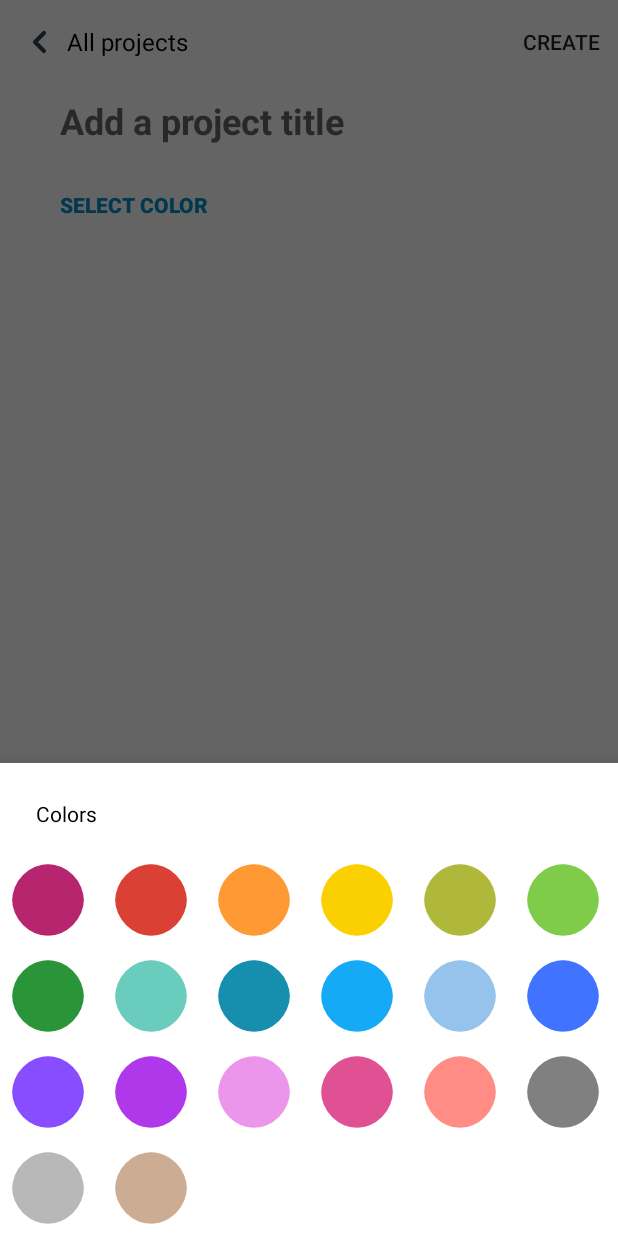
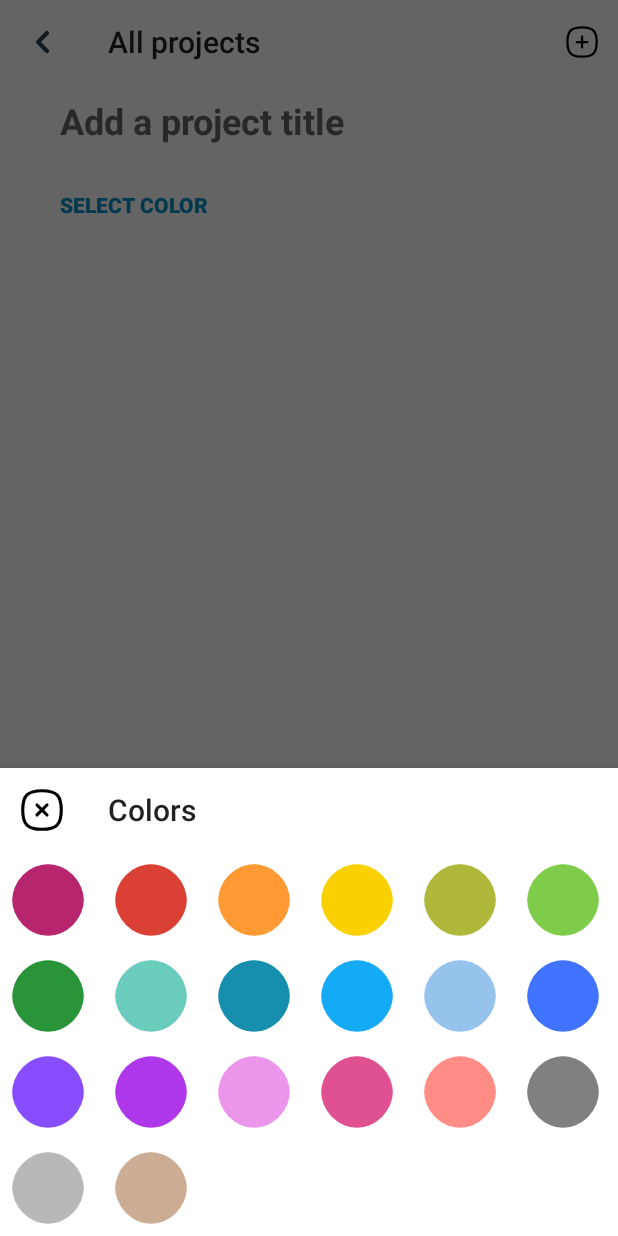
Before and after one commit to emikoo/NotesKotlinProject, an Android app: the fragment ColorBottomSheetDialogFragment placed in its activity, on a phone screen of 412 x 824 dp. Run offline under Robolectric (Android 15) with nearby library versions, the phone set to English and light mode, and no system bars.

Commit message:
color bottom sheet

```diff
--- /dev/null
+++ b/app/src/main/java/com/example/notesapp/data/model/PrimaryColor.kt
@@ -0,0 +1,7 @@
+package com.example.notesapp.data.model
+
+data class PrimaryColor(
+    val colorName: String,
+    val hexNumber: String? = null,
+    val id: Int
+)
--- a/app/src/main/java/com/example/notesapp/helper/ColorType.kt
+++ b/app/src/main/java/com/example/notesapp/helper/ColorType.kt
@@ -1,53 +1,77 @@
 package com.example.notesapp.helper
 
 import android.graphics.Color
+import com.example.notesapp.data.model.PrimaryColor
+
+enum class Colors(val colorName: String, val hex: String, val id: Int){
+    BERRY_RED("Я - Ягодка!", "#b8256f", 30),
+    RED("Я - Красненький!", "#db4035", 31),
+    ORANGE("Я - Апельсинчик!","#ff9933", 32),
+    YELLOW("Я - Цыпленок!","#fad000", 33),
+    OLIVE_GREEN("Я - Оливочка!","#afb83b", 34),
+    LIME_GREEN("Я - Просто Лайм","#7ecc49", 35),
+    GREEN("Я - Зеленый!","#299438", 36),
+    MINT_GREEN("Я - Ментос!","#6accbc", 37),
+    TEAL("Я - Бирюзовый!","#158fad", 38),
+    SKY_BLUE("Я - Небесный Голубой!","#14aaf5", 39),
+    LIGHT_BLUE("Я хоть и голубой, но светый","#96c3eb", 40),
+    BLUE("Я - Голубой!","#4073ff", 41),
+    GRAPE("Я - Виноградный!","#884dff", 42),
+    VIOLET("Я - Фиолетовый!","#af38eb", 43),
+    LAVENDER("Я - Нежная Лаванада :)","#eb96eb", 44),
+    MAGENTA("Я - Пурпурный :(","#e05194", 45),
+    SALMON("Я - Семга..","#ff8d85", 46),
+    CHARCOAL("Я - Древесный УГОЛЬ","#808080", 47),
+    GREY("Я - Серый.","#b8b8b8", 48),
+    TAUPE("Я - АфроСерый","#ccac93", 49),
+}
 
 object ColorType {
-    val berryRed = "#b8256f"
-    var red = "#db4035"
-    var orange = "#ff9933"
-    var yellow = "#fad000"
-    var oliveGreen = "#afb83b"
-    var limeGreen = "#7ecc49"
-    var green = "#299438"
-    var mintGreen = "#6accbc"
-    var teal = "#158fad"
-    var skyBlue = "#14aaf5"
-    var lightBlue = "#96c3eb"
-    var blue = "#4073ff"
-    var grape = "#884dff"
-    var violet = "#af38eb"
-    var lavender = "#eb96eb"
-    var magenta = "#e05194"
-    var salmon = "#ff8d85"
-    var charcoal = "#808080"
-    var grey = "#b8b8b8"
-    var taupe = "#ccac93"
+    val colors = mutableListOf<PrimaryColor>().apply {
+        add(PrimaryColor(Colors.BERRY_RED.colorName, Colors.BERRY_RED.hex, Colors.BERRY_RED.id))
+        add(PrimaryColor(Colors.RED.colorName,Colors.RED.hex, Colors.RED.id))
+        add(PrimaryColor(Colors.ORANGE.colorName,Colors.ORANGE.hex, Colors.ORANGE.id))
+        add(PrimaryColor(Colors.YELLOW.colorName,Colors.YELLOW.hex, Colors.YELLOW.id))
+        add(PrimaryColor(Colors.OLIVE_GREEN.colorName,Colors.OLIVE_GREEN.hex, Colors.OLIVE_GREEN.id))
+        add(PrimaryColor(Colors.LIME_GREEN.colorName,Colors.LIME_GREEN.hex, Colors.LIME_GREEN.id))
+        add(PrimaryColor(Colors.GREEN.colorName,Colors.GREEN.hex, Colors.GREEN.id))
+        add(PrimaryColor(Colors.MINT_GREEN.colorName,Colors.MINT_GREEN.hex, Colors.MINT_GREEN.id))
+        add(PrimaryColor(Colors.TEAL.colorName,Colors.TEAL.hex, Colors.TEAL.id))
+        add(PrimaryColor(Colors.SKY_BLUE.colorName,Colors.SKY_BLUE.hex, Colors.SKY_BLUE.id))
+        add(PrimaryColor(Colors.LIGHT_BLUE.colorName,Colors.LIGHT_BLUE.hex, Colors.LIGHT_BLUE.id))
+        add(PrimaryColor(Colors.BLUE.colorName,Colors.BLUE.hex, Colors.BLUE.id))
+        add(PrimaryColor(Colors.GRAPE.colorName,Colors.GRAPE.hex, Colors.GRAPE.id))
+        add(PrimaryColor(Colors.VIOLET.colorName,Colors.VIOLET.hex, Colors.VIOLET.id))
+        add(PrimaryColor(Colors.LAVENDER.colorName,Colors.LAVENDER.hex, Colors.LAVENDER.id))
+        add(PrimaryColor(Colors.MAGENTA.colorName,Colors.MAGENTA.hex, Colors.MAGENTA.id))
+        add(PrimaryColor(Colors.SALMON.colorName,Colors.SALMON.hex, Colors.SALMON.id))
+        add(PrimaryColor(Colors.CHARCOAL.colorName,Colors.CHARCOAL.hex, Colors.CHARCOAL.id))
+        add(PrimaryColor(Colors.GREY.colorName,Colors.GREY.hex, Colors.GREY.id))
+        add(PrimaryColor(Colors.TAUPE.colorName,Colors.TAUPE.hex, Colors.TAUPE.id))
+    }
 
-    //Добавить все существующие цвета
     fun getProjectColorType(colorId: Int?): Int {
-        val color =  when (colorId) {
-            30 -> berryRed //berry_red -> berryRed
-            31 -> red
-            32 -> orange
-            33 -> yellow
-            34 -> oliveGreen
-            35 -> limeGreen
-            36 -> green
-            37 -> mintGreen
-            38 -> teal
-            39 -> skyBlue
-            40 -> lightBlue
-            41 -> blue
-            42 -> grape
-            43 -> violet
-            44 -> lavender
-            45 -> magenta
-            46 -> salmon
-            47 -> charcoal
-            48 -> grey
-            49 -> taupe
-
+        val color = when (colorId) {
+            Colors.BERRY_RED.id -> Colors.BERRY_RED.hex
+            Colors.RED.id -> Colors.RED.hex
+            Colors.ORANGE.id -> Colors.ORANGE.hex
+            Colors.YELLOW.id -> Colors.YELLOW.hex
+            Colors.OLIVE_GREEN.id -> Colors.OLIVE_GREEN.hex
+            Colors.LIME_GREEN.id -> Colors.LIME_GREEN.hex
+            Colors.GREEN.id -> Colors.GREEN.hex
+            Colors.MINT_GREEN.id -> Colors.MINT_GREEN.hex
+            Colors.TEAL.id -> Colors.TEAL.hex
+            Colors.SKY_BLUE.id -> Colors.SKY_BLUE.hex
+            Colors.LIGHT_BLUE.id -> Colors.LIGHT_BLUE.hex
+            Colors.BLUE.id -> Colors.BLUE.hex
+            Colors.GRAPE.id -> Colors.GRAPE.hex
+            Colors.VIOLET.id -> Colors.VIOLET.hex
+            Colors.LAVENDER.id -> Colors.LAVENDER.hex
+            Colors.MAGENTA.id -> Colors.MAGENTA.hex
+            Colors.SALMON.id -> Colors.SALMON.hex
+            Colors.CHARCOAL.id -> Colors.CHARCOAL.hex
+            Colors.GREY.id -> Colors.GREY.hex
+            Colors.TAUPE.id -> Colors.TAUPE.hex
             else -> "#000"
         }
         return Color.parseColor(color)
--- /dev/null
+++ b/app/src/main/java/com/example/notesapp/helper/UIHelper.kt
@@ -0,0 +1,11 @@
+package com.example.notesapp.helper
+
+import android.content.Context
+import android.widget.Toast
+
+var toast: Toast? = null
+fun showToast(context: Context, message: String){
+    if (toast != null) toast?.cancel()
+    toast = Toast.makeText(context, message, Toast.LENGTH_LONG)
+    toast?.show()
+}
--- a/app/src/main/java/com/example/notesapp/ui/create/CreateProjectActivity.kt
+++ b/app/src/main/java/com/example/notesapp/ui/create/CreateProjectActivity.kt
@@ -4,17 +4,38 @@ import androidx.appcompat.app.AppCompatActivity
 import android.os.Bundle
 import android.view.Menu
 import android.view.MenuItem
+import android.view.View
 import com.example.notesapp.R
+import com.example.notesapp.data.model.PrimaryColor
+import com.example.notesapp.extentions.setCornerRadius
+import com.example.notesapp.helper.ColorType
 import com.example.notesapp.ui.base.BaseActivity
+import com.example.notesapp.ui.create.color_sheet.ClickListener
 import com.example.notesapp.ui.create.color_sheet.ColorBottomSheetDialogFragment
 import com.google.android.material.bottomsheet.BottomSheetDialogFragment
 import kotlinx.android.synthetic.main.activity_create_project.*
 import kotlinx.android.synthetic.main.activity_project.*
+import kotlinx.android.synthetic.main.item_color.view.*
 
 class CreateProjectActivity : BaseActivity<CreateProjectViewModel>
-    (R.layout.activity_create_project, CreateProjectViewModel::class.java) {
+    (R.layout.activity_create_project, CreateProjectViewModel::class.java), ClickListener {
+
+    override fun onCreateOptionsMenu(menu: Menu?): Boolean {
+        menuInflater.inflate(R.menu.toolbar_create_project, menu)
+        return true
+    }
+
     override fun setupViews() {
+        setupToolbar()
         setupListeners()
+    }
+
+    private fun setupToolbar() {
+        setSupportActionBar(toolbar_add_project)
+        supportActionBar?.title = resources.getString(R.string.all_projects)
+        supportActionBar?.setHomeButtonEnabled(true)
+        supportActionBar?.setDisplayHomeAsUpEnabled(true)
+        toolbar_add_project.setNavigationOnClickListener { onBackPressed() }
     }
 
     private fun setupListeners() {
@@ -38,4 +59,8 @@ class CreateProjectActivity : BaseActivity<CreateProjectViewModel>
 
     }
 
+    override fun onItemClick(item: PrimaryColor) {
+
+    }
+
 }
--- a/app/src/main/java/com/example/notesapp/ui/create/color_sheet/ColorBottomSheetAdapter.kt
+++ b/app/src/main/java/com/example/notesapp/ui/create/color_sheet/ColorBottomSheetAdapter.kt
@@ -5,6 +5,7 @@ import android.view.LayoutInflater
 import android.view.View
 import android.view.ViewGroup
 import com.example.notesapp.R
+import com.example.notesapp.data.model.PrimaryColor
 import com.example.notesapp.data.model.Project
 import com.example.notesapp.extentions.setCornerRadius
 import com.example.notesapp.helper.ColorType
@@ -13,9 +14,9 @@ import com.example.notesapp.ui.base.BaseViewHolder
 import kotlinx.android.synthetic.main.item_color.view.*
 import kotlinx.android.synthetic.main.item_projects.view.*
 
-class ColorBottomSheetAdapter: BaseAdapter() {
+class ColorBottomSheetAdapter(private val listener: ClickListener): BaseAdapter() {
 
-    val colorArray = listOf<Int>(30, 31, 32, 33, 34, 35, 36, 37, 38, 39, 40, 41, 42, 43, 44, 45, 46, 47, 48, 49)
+    var colorArray = mutableListOf<PrimaryColor>()
 
     override fun onCreateViewHolder(parent: ViewGroup, viewType: Int): BaseViewHolder {
         return ColorBottomSheetViewHolder(
@@ -34,13 +35,22 @@ class ColorBottomSheetAdapter: BaseAdapter() {
     private fun setupColorBottomSheetViewHolder(holder: ColorBottomSheetViewHolder, position: Int){
         val color = colorArray[position]
         holder.bind(color)
+        holder.itemView.setOnClickListener {
+            listener.onItemClick(color)
+        }
+    }
+
+    fun addItems(items: MutableList<PrimaryColor>){
+        colorArray = items
+        notifyDataSetChanged()
     }
 }
 
 class ColorBottomSheetViewHolder(itemView: View): BaseViewHolder(itemView){
-    fun bind(item: Int) {
+    fun bind(item: PrimaryColor) {
         val radius = itemView.context.resources.getDimension(R.dimen.dp_25)
-        itemView.view_color.setBackgroundColor(ColorType.getProjectColorType(item))
+
+        itemView.view_color.setBackgroundColor(ColorType.getProjectColorType(item.id))
 
         itemView.view_color.setCornerRadius(
             topLeft = radius,
@@ -52,5 +62,5 @@ class ColorBottomSheetViewHolder(itemView: View): BaseViewHolder(itemView){
 }
 
 interface ClickListener {
-    fun onItemClick(item: Int)
+    fun onItemClick(item: PrimaryColor)
 }
--- a/app/src/main/java/com/example/notesapp/ui/create/color_sheet/ColorBottomSheetDialogFragment.kt
+++ b/app/src/main/java/com/example/notesapp/ui/create/color_sheet/ColorBottomSheetDialogFragment.kt
@@ -5,13 +5,20 @@ import android.os.Bundle
 import android.view.LayoutInflater
 import android.view.View
 import android.view.ViewGroup
+import android.widget.Toast
 import androidx.recyclerview.widget.GridLayoutManager
 import androidx.recyclerview.widget.LinearLayoutManager
 import com.example.notesapp.R
+import com.example.notesapp.data.model.PrimaryColor
+import com.example.notesapp.extentions.setCornerRadius
+import com.example.notesapp.helper.ColorType
+import com.example.notesapp.helper.ColorType.colors
+import com.example.notesapp.helper.showToast
 import com.google.android.material.bottomsheet.BottomSheetDialogFragment
+import kotlinx.android.synthetic.main.activity_create_project.*
 import kotlinx.android.synthetic.main.layout_color_bottom_sheet.*
 
-class ColorBottomSheetDialogFragment: BottomSheetDialogFragment() {
+class ColorBottomSheetDialogFragment: BottomSheetDialogFragment(), ClickListener {
 
     companion object {
         const val COLOR_BOTTOM_SHEET = "CustomBottomSheetDialogFragment"
@@ -29,12 +36,28 @@ class ColorBottomSheetDialogFragment: BottomSheetDialogFragment() {
 
     override fun onActivityCreated(savedInstanceState: Bundle?) {
         super.onActivityCreated(savedInstanceState)
+        setupViews()
+    }
+
+    private fun setupViews() {
+        setupToolbar()
         setupRecyclerView()
     }
 
+    private fun setupToolbar() {
+        toolbar_color.setNavigationOnClickListener { this.dismiss() }
+    }
+
     private fun setupRecyclerView() {
-        adapter = ColorBottomSheetAdapter()
+        adapter = ColorBottomSheetAdapter(this)
         list_color.layoutManager = GridLayoutManager(requireContext(), 6)
         list_color.adapter = adapter
+
+        adapter.addItems(colors)
+    }
+
+    override fun onItemClick(item: PrimaryColor) {
+        showToast(requireContext(), item.colorName)
+        this.dismiss()
     }
 }
--- a/app/src/main/java/com/example/notesapp/ui/projects/ProjectsAdapter.kt
+++ b/app/src/main/java/com/example/notesapp/ui/projects/ProjectsAdapter.kt
@@ -5,6 +5,7 @@ import android.view.View
 import android.view.ViewGroup
 import androidx.recyclerview.widget.RecyclerView
 import com.example.notesapp.R
+import com.example.notesapp.data.model.PrimaryColor
 import com.example.notesapp.data.model.Project
 import com.example.notesapp.helper.ColorType
 import com.example.notesapp.ui.base.BaseAdapter
--- a/app/src/main/res/drawable/ic_btn_edit.xml
+++ b/app/src/main/res/drawable/ic_btn_edit.xml
@@ -1,15 +1,28 @@
 <vector xmlns:android="http://schemas.android.com/apk/res/android"
-    android:width="24dp"
-    android:height="24dp"
+    android:width="33dp"
+    android:height="33dp"
     android:viewportWidth="24"
     android:viewportHeight="24">
   <path
-      android:pathData="M18.9879,2.0121L21.9881,5.0124L19.7013,7.2992L16.7011,4.2989L18.9879,2.0121Z"
-      android:fillColor="#ffffff"/>
+      android:pathData="M12.0002,2.7501C5.0632,2.7501 2.7502,5.0631 2.7502,12.0001C2.7502,18.9371 5.0632,21.2501 12.0002,21.2501C18.9372,21.2501 21.2502,18.9371 21.2502,12.0001"
+      android:strokeLineJoin="round"
+      android:strokeWidth="1.5"
+      android:fillColor="#00000000"
+      android:strokeColor="#ffffff"
+      android:strokeLineCap="round"/>
   <path
-      android:pathData="M8,16H11L18.287,8.713L15.287,5.713L8,13V16Z"
-      android:fillColor="#ffffff"/>
+      android:pathData="M19.5285,4.3038C18.5355,3.4248 17.0185,3.5168 16.1395,4.5098C16.1395,4.5098 11.7705,9.4448 10.2555,11.1578C8.7385,12.8698 9.8505,15.2348 9.8505,15.2348C9.8505,15.2348 12.3545,16.0278 13.8485,14.3398C15.3435,12.6518 19.7345,7.6928 19.7345,7.6928C20.6135,6.6998 20.5205,5.1828 19.5285,4.3038Z"
+      android:strokeLineJoin="round"
+      android:strokeWidth="1.5"
+      android:fillColor="#00000000"
+      android:fillType="evenOdd"
+      android:strokeColor="#ffffff"
+      android:strokeLineCap="round"/>
   <path
-      android:pathData="M19,19H8.158C8.132,19 8.105,19.01 8.079,19.01C8.046,19.01 8.013,19.001 7.979,19H5V5H11.847L13.847,3H5C3.897,3 3,3.896 3,5V19C3,20.104 3.897,21 5,21H19C20.104,21 21,20.104 21,19V10.332L19,12.332V19Z"
-      android:fillColor="#ffffff"/>
+      android:pathData="M15.009,5.8008L18.604,8.9838"
+      android:strokeLineJoin="round"
+      android:strokeWidth="1.5"
+      android:fillColor="#00000000"
+      android:strokeColor="#ffffff"
+      android:strokeLineCap="round"/>
 </vector>
--- /dev/null
+++ b/app/src/main/res/drawable/ic_close_square.xml
@@ -0,0 +1,28 @@
+<vector xmlns:android="http://schemas.android.com/apk/res/android"
+    android:width="33dp"
+    android:height="33dp"
+    android:viewportWidth="24"
+    android:viewportHeight="24">
+  <path
+      android:pathData="M14.3941,9.5948L9.6021,14.3868"
+      android:strokeLineJoin="round"
+      android:strokeWidth="1.5"
+      android:fillColor="#00000000"
+      android:strokeColor="#000000"
+      android:strokeLineCap="round"/>
+  <path
+      android:pathData="M14.3999,14.3931L9.5999,9.5931"
+      android:strokeLineJoin="round"
+      android:strokeWidth="1.5"
+      android:fillColor="#00000000"
+      android:strokeColor="#000000"
+      android:strokeLineCap="round"/>
+  <path
+      android:pathData="M2.75,12.0001C2.75,18.9371 5.063,21.2501 12,21.2501C18.937,21.2501 21.25,18.9371 21.25,12.0001C21.25,5.0631 18.937,2.7501 12,2.7501C5.063,2.7501 2.75,5.0631 2.75,12.0001Z"
+      android:strokeLineJoin="round"
+      android:strokeWidth="1.5"
+      android:fillColor="#00000000"
+      android:fillType="evenOdd"
+      android:strokeColor="#000000"
+      android:strokeLineCap="round"/>
+</vector>
--- /dev/null
+++ b/app/src/main/res/drawable/ic_plus.xml
@@ -0,0 +1,28 @@
+<vector xmlns:android="http://schemas.android.com/apk/res/android"
+    android:width="24dp"
+    android:height="24dp"
+    android:viewportWidth="24"
+    android:viewportHeight="24">
+  <path
+      android:pathData="M12.0368,8.4626V15.611"
+      android:strokeLineJoin="round"
+      android:strokeWidth="1.5"
+      android:fillColor="#00000000"
+      android:strokeColor="#000000"
+      android:strokeLineCap="round"/>
+  <path
+      android:pathData="M15.6146,12.0368H8.4588"
+      android:strokeLineJoin="round"
+      android:strokeWidth="1.5"
+      android:fillColor="#00000000"
+      android:strokeColor="#000000"
+      android:strokeLineCap="round"/>
+  <path
+      android:pathData="M2.3,12.0368C2.3,4.7347 4.7347,2.3 12.0368,2.3C19.3389,2.3 21.7737,4.7347 21.7737,12.0368C21.7737,19.3389 19.3389,21.7737 12.0368,21.7737C4.7347,21.7737 2.3,19.3389 2.3,12.0368Z"
+      android:strokeLineJoin="round"
+      android:strokeWidth="1.5"
+      android:fillColor="#00000000"
+      android:fillType="evenOdd"
+      android:strokeColor="#000000"
+      android:strokeLineCap="round"/>
+</vector>
--- a/app/src/main/res/layout/activity_create_project.xml
+++ b/app/src/main/res/layout/activity_create_project.xml
@@ -11,23 +11,9 @@
         android:layout_width="match_parent"
         android:layout_height="wrap_content"
         app:layout_constraintTop_toTopOf="parent"
-        app:menu="@menu/toolbar_create_project">
-
-        <ImageButton
-            android:layout_width="wrap_content"
-            android:layout_height="wrap_content"
-            android:background="@drawable/ic_back"
-            android:layout_marginStart="@dimen/dp_21"/>
-
-        <TextView
-            android:layout_width="wrap_content"
-            android:layout_height="wrap_content"
-            android:text="@string/all_projects"
-            android:layout_marginStart="@dimen/dp_13"
-            android:textSize="@dimen/sp_16"
-            android:textColor="@color/colorBlack"/>
-
-    </androidx.appcompat.widget.Toolbar>
+        app:menu="@menu/toolbar_create_project"
+        app:navigationIcon="@drawable/ic_back"
+        app:title="@string/all_projects"/>
 
     <EditText
         android:id="@+id/et_add_project_title"
@@ -42,6 +28,15 @@
         app:layout_constraintTop_toBottomOf="@id/toolbar_add_project"
         app:layout_constraintStart_toStartOf="parent"/>
 
+    <com.google.android.material.imageview.ShapeableImageView
+        android:id="@+id/view_color"
+        android:layout_width="@dimen/circle_size"
+        android:layout_height="@dimen/circle_size"
+        android:background="@drawable/color_circle"
+        app:layout_constraintTop_toBottomOf="@id/et_add_project_title"
+        app:layout_constraintStart_toStartOf="@id/et_add_project_title"
+        android:visibility="gone"/>
+
     <Button
         android:id="@+id/btn_color"
         android:layout_width="wrap_content"
--- a/app/src/main/res/layout/item_projects.xml
+++ b/app/src/main/res/layout/item_projects.xml
@@ -29,7 +29,7 @@
         <View
             android:id="@+id/view_project_indicator"
             android:layout_width="match_parent"
-            android:layout_height="@dimen/dp_16"
+            android:layout_height="17dp"
             android:layout_marginTop="@dimen/dp_24"
             android:background="#7B1FA2"
             app:layout_constraintBottom_toBottomOf="parent"
--- a/app/src/main/res/layout/layout_color_bottom_sheet.xml
+++ b/app/src/main/res/layout/layout_color_bottom_sheet.xml
@@ -4,23 +4,20 @@
     android:layout_height="match_parent"
     xmlns:app="http://schemas.android.com/apk/res-auto">
 
-    <TextView
-        android:id="@+id/title_color"
+    <androidx.appcompat.widget.Toolbar
+        android:id="@+id/toolbar_color"
         android:layout_width="wrap_content"
         android:layout_height="wrap_content"
-        android:text="@string/colors"
+        app:title="@string/colors"
         app:layout_constraintTop_toTopOf="parent"
         app:layout_constraintStart_toStartOf="parent"
-        android:layout_marginStart="@dimen/bottom_sheet_text_margins"
-        android:layout_marginTop="@dimen/bottom_sheet_text_margins"
-        android:textColor="@color/colorBlack"/>
+        app:navigationIcon="@drawable/ic_close_square" />
 
     <androidx.recyclerview.widget.RecyclerView
         android:id="@+id/list_color"
         android:orientation="horizontal"
         android:layout_width="match_parent"
         android:layout_height="wrap_content"
-        app:layout_constraintTop_toBottomOf="@id/title_color"
-        android:layout_marginTop="@dimen/dp_16"/>
+        app:layout_constraintTop_toBottomOf="@id/toolbar_color"/>
 
 </androidx.constraintlayout.widget.ConstraintLayout>
--- a/app/src/main/res/menu/toolbar_create_project.xml
+++ b/app/src/main/res/menu/toolbar_create_project.xml
@@ -4,6 +4,7 @@
 
     <item android:id="@+id/action_create"
         app:showAsAction="always"
-        android:title="@string/create" />
+        android:title="@string/create"
+        android:icon="@drawable/ic_plus"/>
 
 </menu>
```
